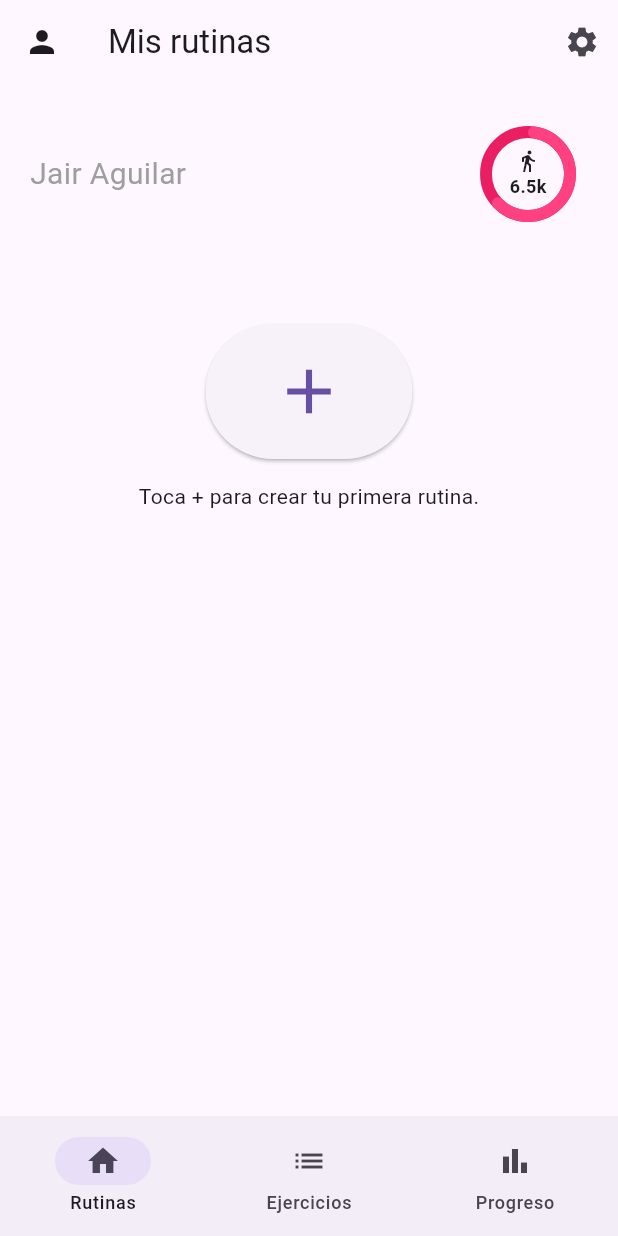
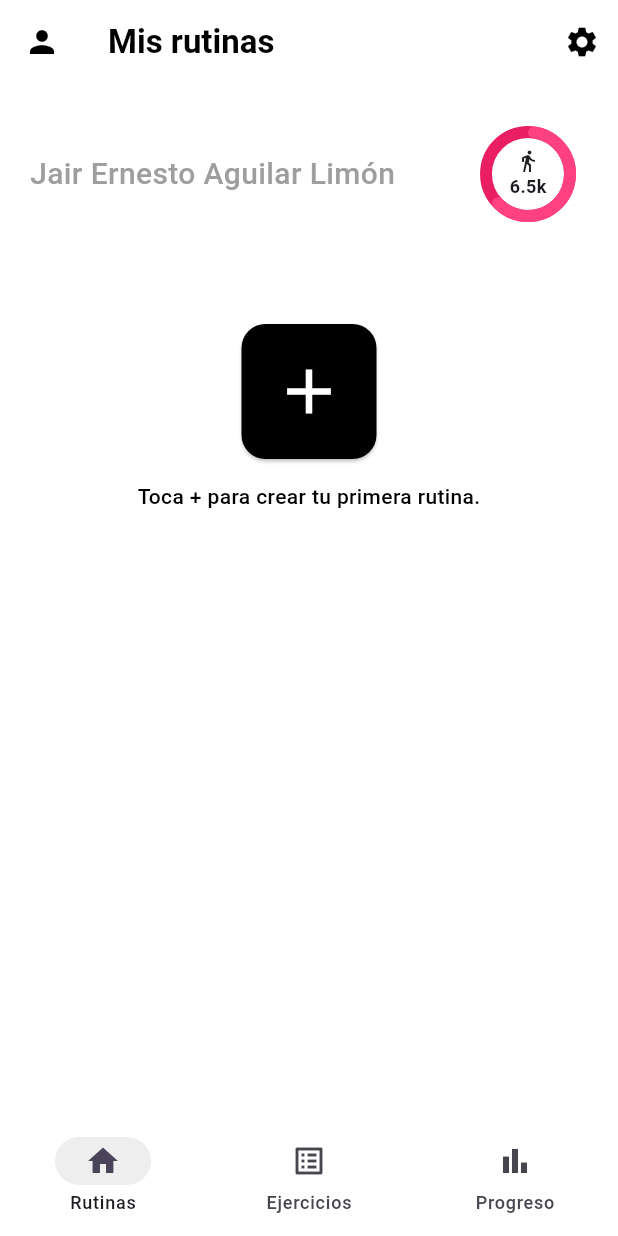
Before and after one commit to HectorSan13/GymBook, a Flutter app: the RoutinesScreen screen opened directly, on a phone screen of 412 x 824 dp. Run offline on Flutter 3.47's test engine with Material 3 defaults, Android fonts, the phone set to English and light mode, and no system bars; our stand-ins replace syncfusion_flutter_charts.

Commit message:
unificacion de estilos entre paginas

```diff
--- a/lib/screens/exercises_screen.dart
+++ b/lib/screens/exercises_screen.dart
@@ -100,12 +100,12 @@ class _ExercisesScreenState extends State<ExercisesScreen> {
                   style: ElevatedButton.styleFrom(
                     backgroundColor: Colors.black,
                     foregroundColor: Colors.white,
-                    padding: const EdgeInsets.symmetric(horizontal: 28, vertical: 12),
+                    padding: const EdgeInsets.symmetric(horizontal: 28, vertical: 16),
                     shape: RoundedRectangleBorder(
                       borderRadius: BorderRadius.circular(12),
                     ),
                   ),
-                  child: const Text('Listo', style: TextStyle(fontSize: 16)),
+                  child: const Text('Listo', style: TextStyle(fontSize: 16, fontWeight: FontWeight.bold)),
                 ),
               ],
             ),
--- a/lib/screens/routines_screen.dart
+++ b/lib/screens/routines_screen.dart
@@ -16,8 +16,15 @@ class _RoutinesScreenState extends State<RoutinesScreen> {
   @override
   Widget build(BuildContext context) {
     return Scaffold(
+      backgroundColor: Colors.white,
       appBar: AppBar(
-        title: const Text('Mis rutinas'),
+        backgroundColor: Colors.white,
+        elevation: 0,
+        iconTheme: const IconThemeData(color: Colors.black),
+        title: const Text(
+          'Mis rutinas',
+          style: TextStyle(color: Colors.black, fontWeight: FontWeight.bold),
+        ),
         leading: IconButton(
           icon: const Icon(Icons.person),
           onPressed: () {
@@ -34,11 +41,10 @@ class _RoutinesScreenState extends State<RoutinesScreen> {
           IconButton(
             icon: const Icon(Icons.settings),
             onPressed: () {
-
               Navigator.push(
                 context,
                 MaterialPageRoute(
-                  builder: (context) =>  SettingsScreen(),
+                  builder: (context) => const SettingsScreen(),
                 ),
               );
             },
@@ -53,8 +59,8 @@ class _RoutinesScreenState extends State<RoutinesScreen> {
             mainAxisAlignment: MainAxisAlignment.spaceBetween,
             children: [
               const Text(
-                'Jair Aguilar',
-                style: TextStyle(fontSize: 20, color: Colors.grey),
+                'Jair Ernesto Aguilar Limón',
+                style: TextStyle(fontSize: 20, color: Colors.grey, fontWeight: FontWeight.w500),
               ),
 
               // GRÁFICA
@@ -95,11 +101,10 @@ class _RoutinesScreenState extends State<RoutinesScreen> {
             padding: EdgeInsets.all(30),
           ),
 
-          // Botón gigante del medio (
+          // Botón gigante del medio
           Center(
             child: ElevatedButton(
               onPressed: () {
-                // AQUÍ MANDA LLAMAR A LA PANTALLA ejercicios
                 Navigator.push(
                   context,
                   MaterialPageRoute(
@@ -107,22 +112,32 @@ class _RoutinesScreenState extends State<RoutinesScreen> {
                   ),
                 );
               },
-              child: const Padding(
-                padding: EdgeInsets.all(20.0),
-                child: Icon(Icons.add, size: 50),
+              style: ElevatedButton.styleFrom(
+                backgroundColor: Colors.black,
+                foregroundColor: Colors.white,
+                padding: const EdgeInsets.all(20.0),
+                shape: RoundedRectangleBorder(
+                  borderRadius: BorderRadius.circular(16),
+                ),
               ),
+              child: const Icon(Icons.add, size: 50),
             ),
           ),
 
           const Center(
             child: Padding(
               padding: EdgeInsets.all(15.0),
-              child: Text('Toca + para crear tu primera rutina.'),
+              child: Text(
+                'Toca + para crear tu primera rutina.',
+                style: TextStyle(color: Colors.black, fontWeight: FontWeight.w500),
+              ),
             ),
           ),
         ],
       ),
       bottomNavigationBar: NavigationBar(
+        backgroundColor: Colors.white,
+        indicatorColor: Colors.grey.shade200,
         selectedIndex: currentPageIndex,
         onDestinationSelected: (int index) {
           if (index == 0) {
@@ -141,11 +156,12 @@ class _RoutinesScreenState extends State<RoutinesScreen> {
         },
         destinations: const [
           NavigationDestination(
-            icon: Icon(Icons.home),
+            icon: Icon(Icons.home_outlined),
+            selectedIcon: Icon(Icons.home),
             label: 'Rutinas',
           ),
           NavigationDestination(
-            icon: Icon(Icons.list),
+            icon: Icon(Icons.list_alt),
             label: 'Ejercicios',
           ),
           NavigationDestination(
```
Also changed, not shown: lib/screens/settings_screen.dart (+12 -2 lines).
